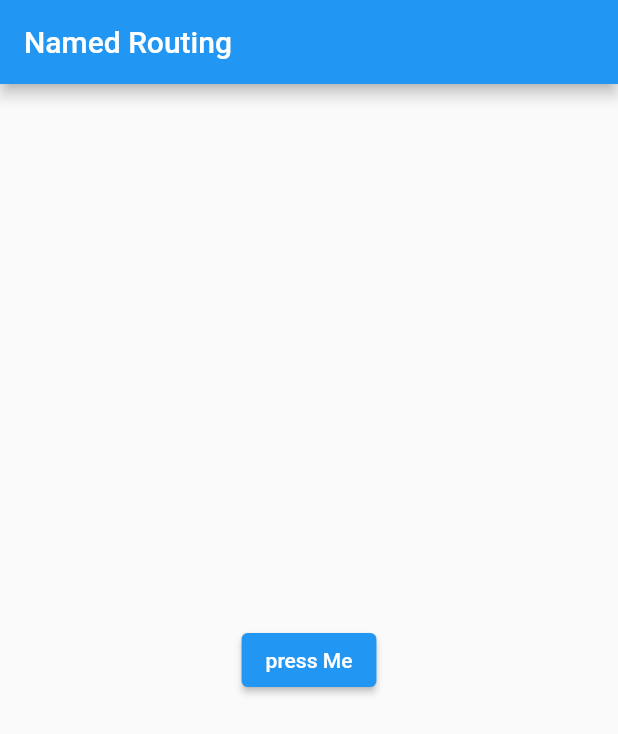
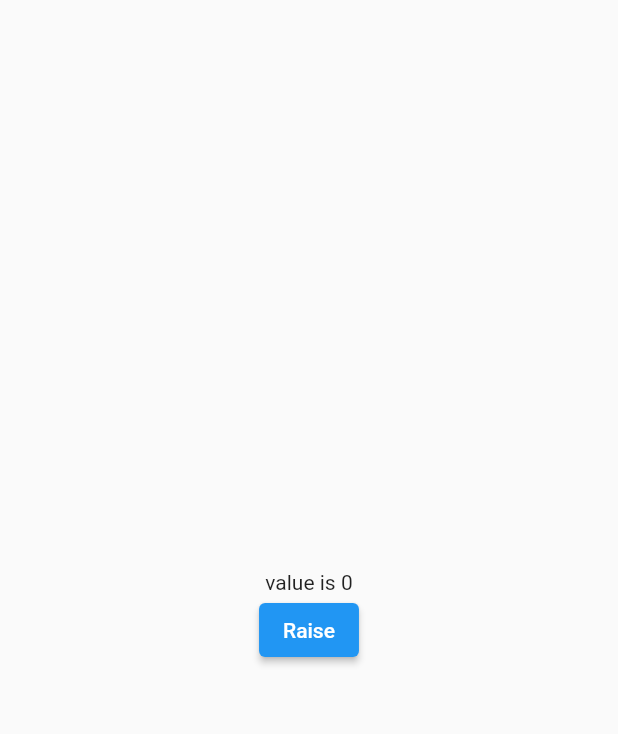
Before and after one commit to SanskarModi22/Flutter_GetX, a Flutter app: the screen it shows after launch, on a phone screen of 412 x 824 dp. Shown: the top 734 px of the screen. Run offline on Flutter 3.47's test engine with Material 2 defaults, Android fonts, the phone set to English and light mode, and no system bars; our stand-ins replace get.

Commit message:
Reactive State management

```diff
--- a/lib/main.dart
+++ b/lib/main.dart
@@ -1,5 +1,6 @@
 import 'package:flutter/material.dart';
 import 'package:flutter_getx/Home/home.dart';
+import 'package:flutter_getx/reactive_state_manager.dart';
 import 'package:flutter_getx/route_named.dart';
 import 'package:flutter_getx/route_nav_unnamed_route.dart';
 import 'package:flutter_getx/snackbar.dart';
@@ -21,16 +22,15 @@ class MyApp extends StatelessWidget {
     return GetMaterialApp(
       title: 'Flutter Demo',
       theme: ThemeData(
-
         primarySwatch: Colors.blue,
       ),
       initialRoute: '/',
       defaultTransition: Transition.zoom,
-      home: RouteNamed(),
+      home: RxState(),
       getPages: [
-        GetPage(name: '/', page: ()=>MyApp()),
-        GetPage(name: '/home', page: ()=>HomeScreen()),
-        GetPage(name: '/home/:someValue', page: ()=>HomeScreen())
+        GetPage(name: '/', page: () => MyApp()),
+        GetPage(name: '/home', page: () => HomeScreen()),
+        GetPage(name: '/home/:someValue', page: () => HomeScreen())
       ],
     );
   }
--- /dev/null
+++ b/lib/reactive_state_manager.dart
@@ -0,0 +1,41 @@
+//If we want that every time the value of variable changes then all the widgets that uses the variable must update itself then the value must be reactive or observable. To make value reactive we use .obs.
+
+// To update the widget which uses Rx variable must be placed inside Obx(()=>Your widget which uses Rx)
+//Other ways
+//1 Using Rx type
+//final name = RxString('');
+//2 Using Dart Generics , Rx<Type>
+//final name = Rx<String>('')
+import 'package:flutter/material.dart';
+import 'package:get/get.dart';
+
+// ignore: must_be_immutable
+class RxState extends StatelessWidget {
+  RxState({Key? key}) : super(key: key);
+  var count = 0.obs;
+  void increment() {
+    count++;
+  }
+
+  @override
+  Widget build(BuildContext context) {
+    return Scaffold(
+      body: Center(
+        child: Align(
+          alignment: Alignment.center,
+          child: Column(
+            mainAxisAlignment: MainAxisAlignment.center,
+            crossAxisAlignment: CrossAxisAlignment.center,
+            children: [
+              Obx(() => Text("value is ${count}")),
+              ElevatedButton(
+                onPressed: () => increment(),
+                child: Text("Raise"),
+              )
+            ],
+          ),
+        ),
+      ),
+    );
+  }
+}
```
